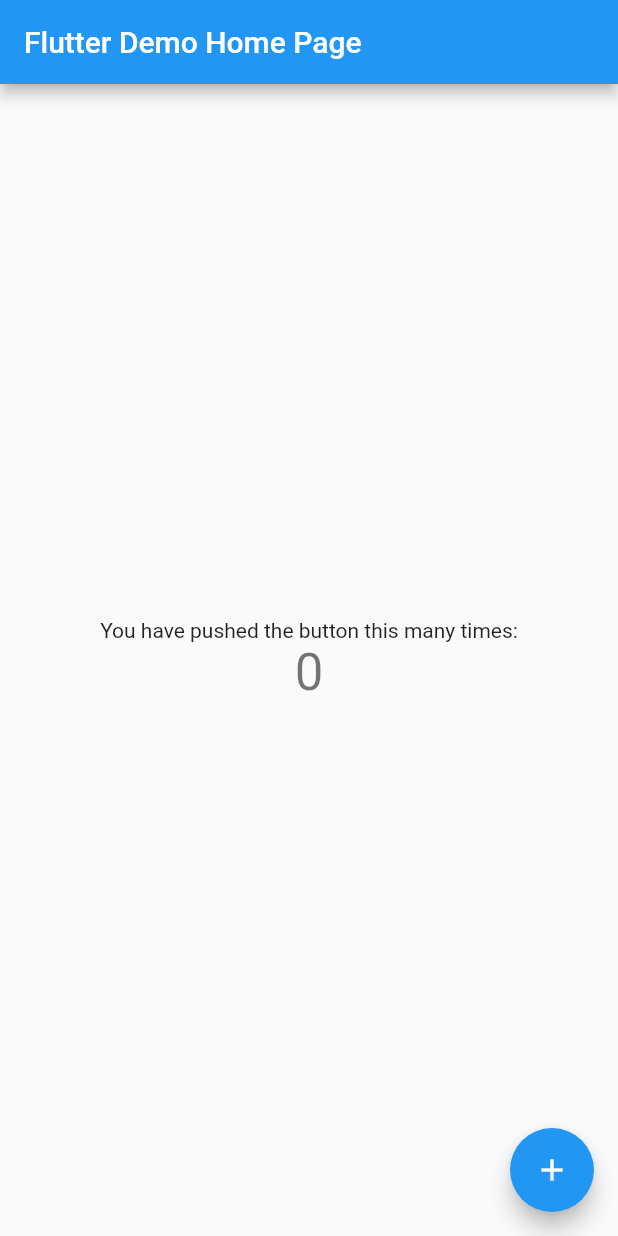
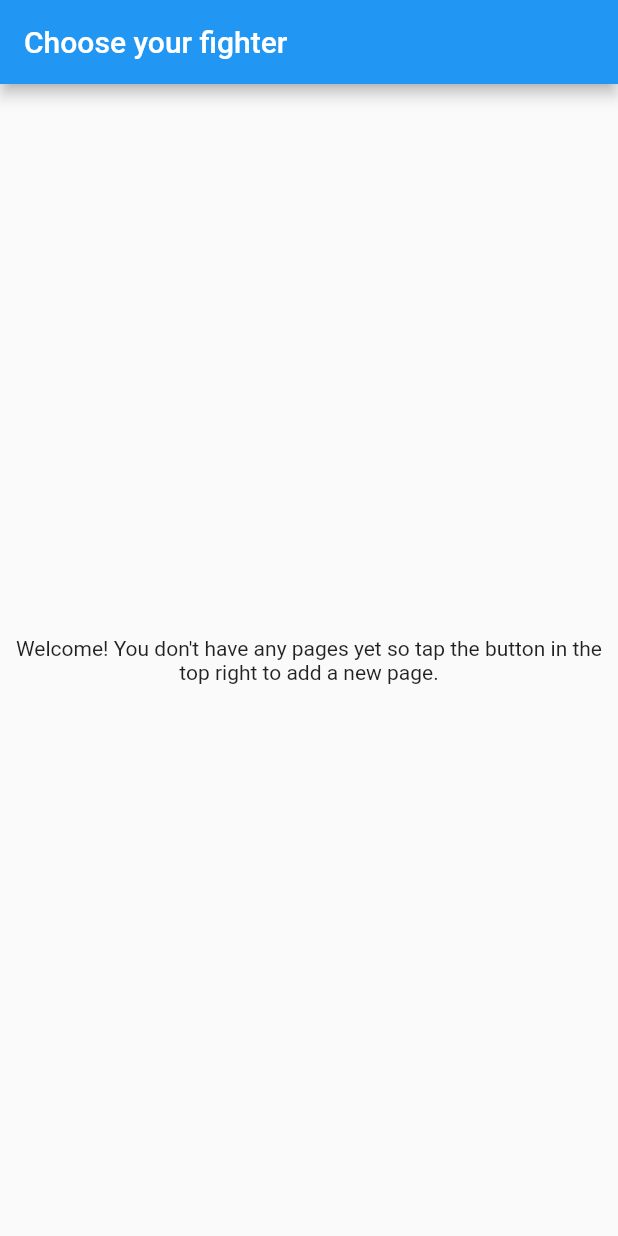
Before and after one commit to Sachin-02/Gallery-App, a Flutter app: the screen it shows after launch, on a phone screen of 412 x 824 dp. Run offline on Flutter 3.47's test engine with Material 2 defaults, Android fonts, the phone set to English and light mode, and no system bars.

Commit message:
Added several base features
Created a route generator, a page list screen as the home screen,
and a pikachu image as a dummy image

```diff
--- /dev/null
+++ b/lib/helpers/route_generator.dart
@@ -0,0 +1,22 @@
+import 'package:flutter/material.dart';
+import '../screens/page_list_screen.dart';
+
+class RouteGenerator {
+  static Route<dynamic> generateRoute(RouteSettings settings) {
+    // final args = settings.arguments;
+    switch (settings.name) {
+      case "/":
+        return MaterialPageRoute(builder: (_) => PageListScreen());
+      default:
+        return _errorRoute();
+    }
+  }
+
+  static Route<dynamic> _errorRoute() {
+    return MaterialPageRoute(
+        builder: (_) => Scaffold(
+                body: Center(
+              child: Text("ERROR"),
+            )));
+  }
+}
--- a/lib/main.dart
+++ b/lib/main.dart
@@ -1,117 +1,20 @@
 import 'package:flutter/material.dart';
+import './helpers/route_generator.dart';
 
 void main() {
   runApp(MyApp());
 }
 
 class MyApp extends StatelessWidget {
-  // This widget is the root of your application.
   @override
   Widget build(BuildContext context) {
     return MaterialApp(
+      debugShowCheckedModeBanner: false,
       title: 'Flutter Demo',
       theme: ThemeData(
-        // This is the theme of your application.
-        //
-        // Try running your application with "flutter run". You'll see the
-        // application has a blue toolbar. Then, without quitting the app, try
-        // changing the primarySwatch below to Colors.green and then invoke
-        // "hot reload" (press "r" in the console where you ran "flutter run",
-        // or simply save your changes to "hot reload" in a Flutter IDE).
-        // Notice that the counter didn't reset back to zero; the application
-        // is not restarted.
         primarySwatch: Colors.blue,
-        // This makes the visual density adapt to the platform that you run
-        // the app on. For desktop platforms, the controls will be smaller and
-        // closer together (more dense) than on mobile platforms.
-        visualDensity: VisualDensity.adaptivePlatformDensity,
       ),
-      home: MyHomePage(title: 'Flutter Demo Home Page'),
+      onGenerateRoute: RouteGenerator.generateRoute,
     );
   }
 }
-
-class MyHomePage extends StatefulWidget {
-  MyHomePage({Key key, this.title}) : super(key: key);
-
-  // This widget is the home page of your application. It is stateful, meaning
-  // that it has a State object (defined below) that contains fields that affect
-  // how it looks.
-
-  // This class is the configuration for the state. It holds the values (in this
-  // case the title) provided by the parent (in this case the App widget) and
-  // used by the build method of the State. Fields in a Widget subclass are
-  // always marked "final".
-
-  final String title;
-
-  @override
-  _MyHomePageState createState() => _MyHomePageState();
-}
-
-class _MyHomePageState extends State<MyHomePage> {
-  int _counter = 0;
-
-  void _incrementCounter() {
-    setState(() {
-      // This call to setState tells the Flutter framework that something has
-      // changed in this State, which causes it to rerun the build method below
-      // so that the display can reflect the updated values. If we changed
-      // _counter without calling setState(), then the build method would not be
-      // called again, and so nothing would appear to happen.
-      _counter++;
-    });
-  }
-
-  @override
-  Widget build(BuildContext context) {
-    // This method is rerun every time setState is called, for instance as done
-    // by the _incrementCounter method above.
-    //
-    // The Flutter framework has been optimized to make rerunning build methods
-    // fast, so that you can just rebuild anything that needs updating rather
-    // than having to individually change instances of widgets.
-    return Scaffold(
-      appBar: AppBar(
-        // Here we take the value from the MyHomePage object that was created by
-        // the App.build method, and use it to set our appbar title.
-        title: Text(widget.title),
-      ),
-      body: Center(
-        // Center is a layout widget. It takes a single child and positions it
-        // in the middle of the parent.
-        child: Column(
-          // Column is also a layout widget. It takes a list of children and
-          // arranges them vertically. By default, it sizes itself to fit its
-          // children horizontally, and tries to be as tall as its parent.
-          //
-          // Invoke "debug painting" (press "p" in the console, choose the
-          // "Toggle Debug Paint" action from the Flutter Inspector in Android
-          // Studio, or the "Toggle Debug Paint" command in Visual Studio Code)
-          // to see the wireframe for each widget.
-          //
-          // Column has various properties to control how it sizes itself and
-          // how it positions its children. Here we use mainAxisAlignment to
-          // center the children vertically; the main axis here is the vertical
-          // axis because Columns are vertical (the cross axis would be
-          // horizontal).
-          mainAxisAlignment: MainAxisAlignment.center,
-          children: <Widget>[
-            Text(
-              'You have pushed the button this many times:',
-            ),
-            Text(
-              '$_counter',
-              style: Theme.of(context).textTheme.headline4,
-            ),
-          ],
-        ),
-      ),
-      floatingActionButton: FloatingActionButton(
-        onPressed: _incrementCounter,
-        tooltip: 'Increment',
-        child: Icon(Icons.add),
-      ), // This trailing comma makes auto-formatting nicer for build methods.
-    );
-  }
-}
--- /dev/null
+++ b/lib/screens/page_list_screen.dart
@@ -0,0 +1,17 @@
+import 'package:flutter/material.dart';
+
+class PageListScreen extends StatelessWidget {
+  @override
+  Widget build(BuildContext context) {
+    return Scaffold(
+        appBar: AppBar(
+          title: Text("Choose your fighter"),
+        ),
+        body: Center(
+          child: Text(
+            "Welcome! You don't have any pages yet so tap the button in the top right to add a new page.",
+            textAlign: TextAlign.center,
+          ),
+        ));
+  }
+}
```
Also changed, not shown: pubspec.yaml (+42 -41 lines), assets/images/pikachu.jpg (added), 1 other file.
